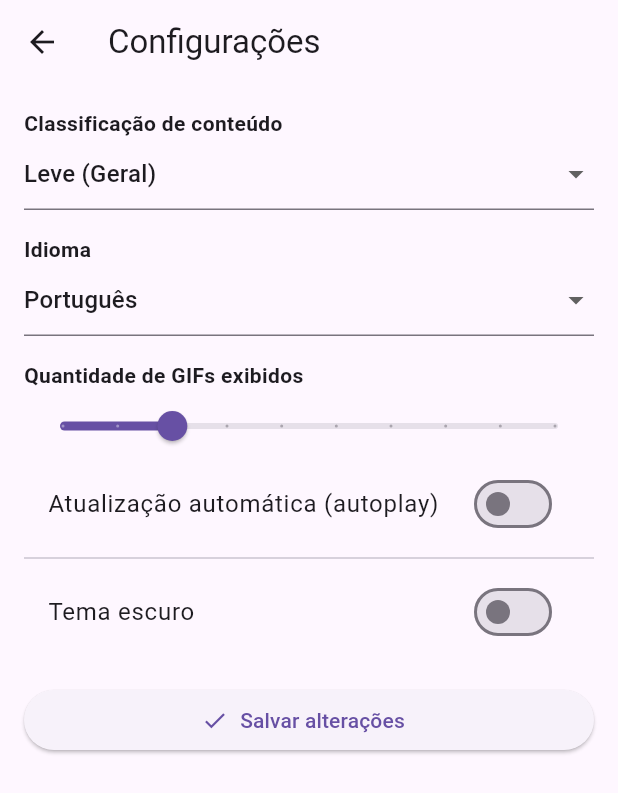
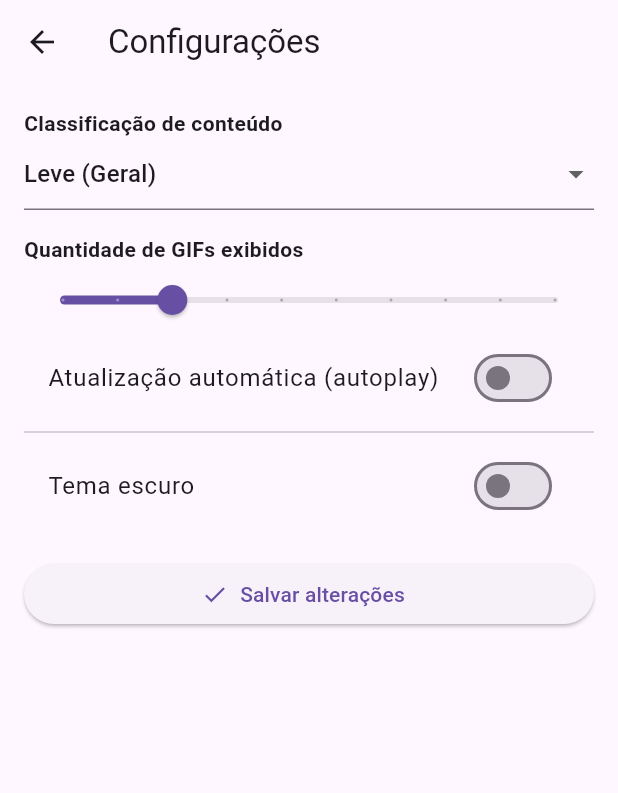
Before and after one commit to JordanZTO/evolucao_giff, a Flutter app: the screen it shows after launch, after a tap on the "settings" icon, on a phone screen of 412 x 824 dp. Shown: the top 793 px of the screen. Run offline on Flutter 3.47's test engine with Material 3 defaults, Android fonts, the phone set to English and light mode, and no system bars; our stand-ins replace shared_preferences; network calls fail.

Commit message:
fix: corrigido busca automatica e removido idioma

```diff
--- a/lib/repository/gif_repository.dart
+++ b/lib/repository/gif_repository.dart
@@ -7,19 +7,18 @@ class GifRepository {
   String tag = '',
   String rating = 'g',
   required String randomId,
-    String language = 'en',
 }) async {
   try {
     return await _service.getRandomGif(
       tag: tag,
       rating: rating,
       randomId: randomId,
-        language: language,
     );
   } catch (e) {
     rethrow;
   }
 }
+
 
   Future<String?> getRandomId() async {
     try {
--- a/lib/services/giphy_service.dart
+++ b/lib/services/giphy_service.dart
@@ -2,14 +2,13 @@ import 'dart:convert';
 import 'package:http/http.dart' as http;
 
 class GiphyService {
-  static const String _apiKey = 'KMaGeMMll3HkrBrzWJO5GBvGcXswl7Cb';
+  static const String _apiKey = 'VwaOKSc2bICikeiJiTDxjEpfwUSCNTjL';
   static const String _baseUrl = 'https://api.giphy.com/v1/gifs';
 
 Future<Map<String, dynamic>?> getRandomGif({
   String tag = '',
   String rating = 'g',
   required String randomId,
-    String language = 'en',
 }) async {
   final url = Uri.parse(
     '$_baseUrl/random?api_key=$_apiKey'
@@ -17,6 +16,7 @@ class GiphyService {
     '&rating=$rating'
     '&random_id=$randomId',
   );
+
 
     final response = await http.get(url);
 
--- a/lib/ui/screens/random_gif_page.dart
+++ b/lib/ui/screens/random_gif_page.dart
@@ -21,7 +21,6 @@ class _RandomGifPageState extends State<RandomGifPage> {
   List<Map<String, dynamic>> _gifList = [];
   List<String> _favorites = [];
   String _rating = 'g';
-  String _language = 'pt';
   int _itemsPerPage = 3;
   bool _autoRefresh = false;
   bool _isLoading = false;
@@ -37,7 +36,7 @@ class _RandomGifPageState extends State<RandomGifPage> {
     _init();
   }
 
-  Future _init() async {
+  Future<void> _init() async {
     await _initRandomId();
     await _loadPreferences();
     await _loadFavorites();
@@ -54,7 +53,6 @@ class _RandomGifPageState extends State<RandomGifPage> {
     final prefs = await SharedPreferences.getInstance();
     setState(() {
       _rating = prefs.getString('rating') ?? 'g';
-      _language = prefs.getString('language') ?? 'pt';
       _itemsPerPage = prefs.getInt('itemsPerPage') ?? 3;
       _autoRefresh = prefs.getBool('autoRefresh') ?? false;
     });
@@ -74,7 +72,7 @@ class _RandomGifPageState extends State<RandomGifPage> {
 
   void _startAutoRefresh() {
     _timer?.cancel();
-    _timer = Timer.periodic(const Duration(seconds: 10), (_) {
+    _timer = Timer.periodic(const Duration(seconds: 5), (_) {
       if (_autoRefresh) _fetchRandomGifs();
     });
   }
@@ -91,18 +89,18 @@ class _RandomGifPageState extends State<RandomGifPage> {
       final gifs = <Map<String, dynamic>>[];
 
       for (int i = 0; i < _itemsPerPage; i++) {
-        final data = await _repository.getRandomGif(
+        final Map<String, dynamic>? data = await _repository.getRandomGif(
           tag: _tagController.text.trim(),
           rating: _rating,
           randomId: _randomId!,
-          language: _language,
         );
 
         if (data != null) {
           gifs.add(data);
-          await _addToHistory(
-            data['images']?['downsized_large']?['url'] ?? '',
-          );
+          final String url = data['images']?['downsized_large']?['url'] ?? '';
+          if (url.isNotEmpty) {
+            await _addToHistory(url);
+          }
         }
       }
 
@@ -157,6 +155,13 @@ class _RandomGifPageState extends State<RandomGifPage> {
 
   if (result is Map) {
     await _loadPreferences();
+
+    if (_autoRefresh) {
+      _startAutoRefresh();
+    } else {
+      _timer?.cancel();
+    }
+
     if (result.containsKey('darkMode')) {
       widget.onThemeChanged?.call(result['darkMode']);
     }
@@ -184,7 +189,8 @@ Future<void> _openFavorites() async {
 
     if (result is Map && result.containsKey('favorites')) {
       final prefs = await SharedPreferences.getInstance();
-    await prefs.setStringList('gifFavorites', List<String>.from(result['favorites']));
+      await prefs.setStringList(
+          'gifFavorites', List<String>.from(result['favorites']));
       setState(() {});
     }
   }
--- a/lib/ui/screens/settings_page.dart
+++ b/lib/ui/screens/settings_page.dart
@@ -10,7 +10,6 @@ class SettingsPage extends StatefulWidget {
 
 class _SettingsPageState extends State<SettingsPage> {
   String _rating = 'g';
-  String _language = 'pt';
   int _itemsPerPage = 3;
   bool _autoRefresh = false;
   bool _darkMode = false;
@@ -25,7 +24,6 @@ class _SettingsPageState extends State<SettingsPage> {
     final prefs = await SharedPreferences.getInstance();
     setState(() {
       _rating = prefs.getString('rating') ?? 'g';
-      _language = prefs.getString('language') ?? 'pt';
       _itemsPerPage = prefs.getInt('itemsPerPage') ?? 3;
       _autoRefresh = prefs.getBool('autoRefresh') ?? false;
       _darkMode = prefs.getBool('darkMode') ?? false;
@@ -35,7 +33,6 @@ class _SettingsPageState extends State<SettingsPage> {
   Future<void> _savePrefs() async {
     final prefs = await SharedPreferences.getInstance();
     await prefs.setString('rating', _rating);
-    await prefs.setString('language', _language);
     await prefs.setInt('itemsPerPage', _itemsPerPage);
     await prefs.setBool('autoRefresh', _autoRefresh);
     await prefs.setBool('darkMode', _darkMode);
@@ -63,18 +60,6 @@ class _SettingsPageState extends State<SettingsPage> {
               DropdownMenuItem(value: 'r', child: Text('Altamente sensível')),
             ],
             onChanged: (v) => setState(() => _rating = v ?? 'g'),
-          ),
-          const SizedBox(height: 16),
-          const Text('Idioma', style: TextStyle(fontWeight: FontWeight.bold)),
-          DropdownButtonFormField<String>(
-            value: _language,
-            items: const [
-              DropdownMenuItem(value: 'pt', child: Text('Português')),
-              DropdownMenuItem(value: 'en', child: Text('Inglês')),
-              DropdownMenuItem(value: 'es', child: Text('Espanhol')),
-              DropdownMenuItem(value: 'fr', child: Text('Francês')),
-            ],
-            onChanged: (v) => setState(() => _language = v ?? 'pt'),
           ),
           const SizedBox(height: 16),
           const Text(
```
Lines whose indentation alone changed are shown as unchanged.
